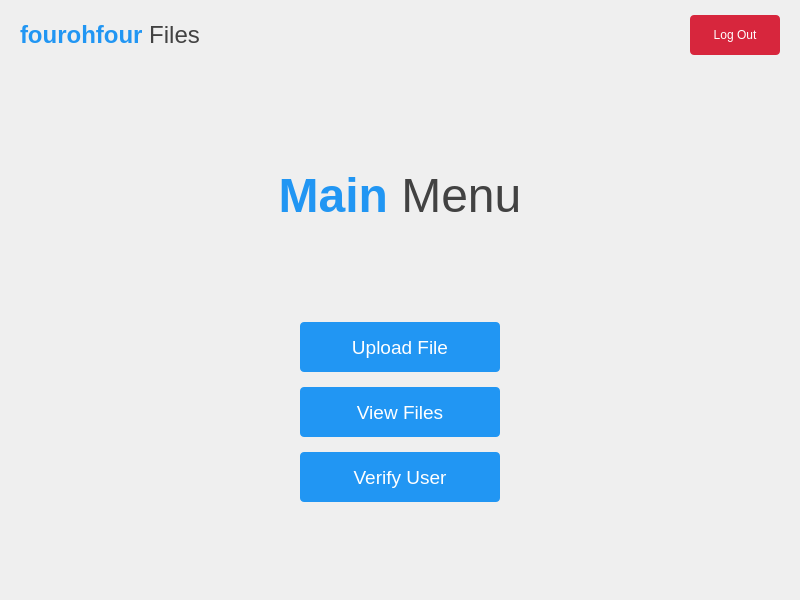
This is src/desktop-client/client-404/mainmenu.ui in ElliceNels/fourohfour as Qt 5 draws it before an edit. The edited form follows.
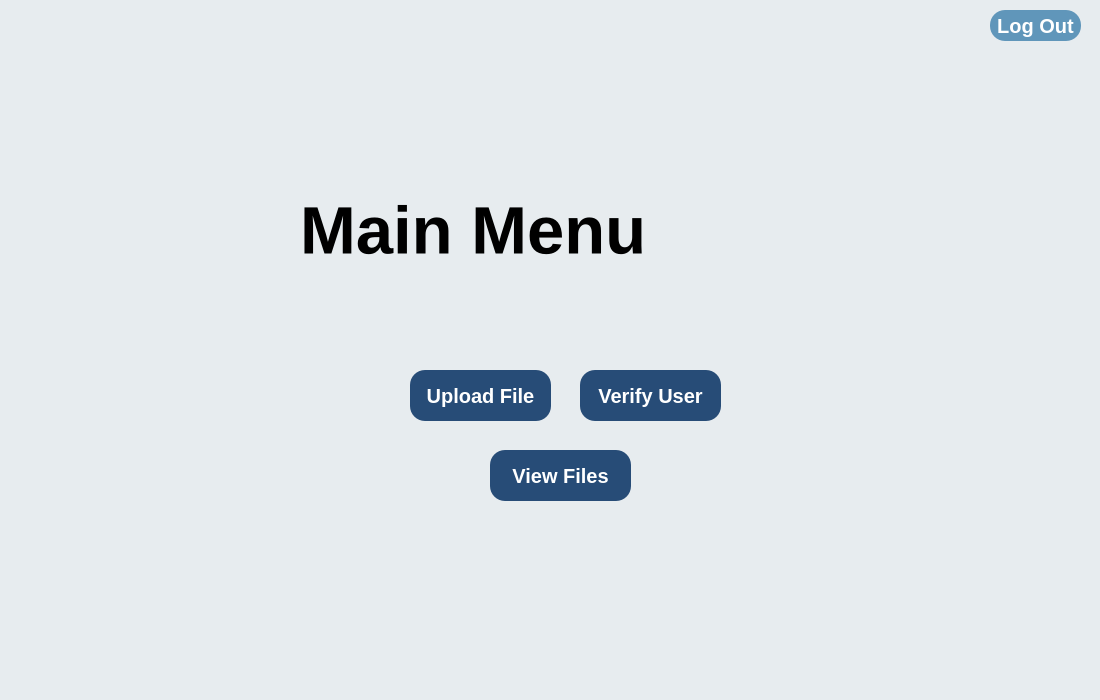
This is the edited form.

```diff
--- a/src/desktop-client/client-404/mainmenu.ui
+++ b/src/desktop-client/client-404/mainmenu.ui
@@ -6,283 +6,208 @@
    <rect>
     <x>0</x>
     <y>0</y>
-    <width>800</width>
-    <height>600</height>
+    <width>1100</width>
+    <height>700</height>
    </rect>
   </property>
+  <property name="minimumSize">
+   <size>
+    <width>1100</width>
+    <height>700</height>
+   </size>
+  </property>
+  <property name="maximumSize">
+   <size>
+    <width>1100</width>
+    <height>700</height>
+   </size>
+  </property>
   <property name="windowTitle">
    <string>fourohfour Files - Main Menu</string>
   </property>
-  <layout class="QVBoxLayout" name="mainVerticalLayout">
-   <property name="spacing">
-    <number>0</number>
+  <property name="styleSheet">
+   <string notr="true">background-color: rgb(231, 236, 239);</string>
+  </property>
+  <widget class="QLabel" name="titleLabel">
+   <property name="geometry">
+    <rect>
+     <x>300</x>
+     <y>180</y>
+     <width>511</width>
+     <height>101</height>
+    </rect>
    </property>
-   <property name="leftMargin">
-    <number>0</number>
+   <property name="font">
+    <font>
+     <pointsize>50</pointsize>
+     <bold>true</bold>
+    </font>
    </property>
-   <property name="topMargin">
-    <number>0</number>
+   <property name="styleSheet">
+    <string notr="true">color: rgb(0, 0, 0);</string>
    </property>
-   <property name="rightMargin">
-    <number>0</number>
+   <property name="text">
+    <string>Main Menu</string>
    </property>
-   <property name="bottomMargin">
-    <number>0</number>
+  </widget>
+  <widget class="QPushButton" name="uploadButton">
+   <property name="geometry">
+    <rect>
+     <x>410</x>
+     <y>370</y>
+     <width>141</width>
+     <height>51</height>
+    </rect>
    </property>
-   <item>
-    <widget class="QFrame" name="headingBarFrame">
-     <property name="minimumSize">
-      <size>
-       <width>0</width>
-       <height>70</height>
-      </size>
-     </property>
-     <property name="maximumSize">
-      <size>
-       <width>16777215</width>
-       <height>70</height>
-      </size>
-     </property>
-     <property name="frameShape">
-      <enum>QFrame::Shape::NoFrame</enum>
-     </property>
-     <layout class="QHBoxLayout" name="headingBarLayout">
-      <property name="spacing">
-       <number>15</number>
-      </property>
-      <property name="leftMargin">
-       <number>20</number>
-      </property>
-      <property name="topMargin">
-       <number>0</number>
-      </property>
-      <property name="rightMargin">
-       <number>20</number>
-      </property>
-      <property name="bottomMargin">
-       <number>0</number>
-      </property>
-      <item>
-       <widget class="QLabel" name="appLogoLabel">
-        <property name="text">
-         <string>&lt;html&gt;&lt;head/&gt;&lt;body&gt;&lt;p&gt;&lt;span style=&quot; font-size:18pt; font-weight:600; color:#2196F3;&quot;&gt;fourohfour&lt;/span&gt;&lt;span style=&quot; font-size:18pt; color:#424242;&quot;&gt; Files&lt;/span&gt;&lt;/p&gt;&lt;/body&gt;&lt;/html&gt;</string>
-        </property>
-       </widget>
-      </item>
-      <item>
-       <spacer name="headingBarSpacer">
-        <property name="orientation">
-         <enum>Qt::Orientation::Horizontal</enum>
-        </property>
-        <property name="sizeHint" stdset="0">
-         <size>
-          <width>40</width>
-          <height>20</height>
-         </size>
-        </property>
-       </spacer>
-      </item>
-      <item>
-       <widget class="QPushButton" name="logOutButton">
-        <property name="minimumSize">
-         <size>
-          <width>90</width>
-          <height>40</height>
-         </size>
-        </property>
-        <property name="styleSheet">
-         <string notr="true">QPushButton {
-    background-color: #d7263d;
-    color: white;
-    border: none;
-    border-radius: 4px;
-}
-QPushButton:hover {
-    background-color: #E53935;
-}
-QPushButton:pressed {
-    background-color: #C62828;
-}</string>
-        </property>
-        <property name="text">
-         <string>Log Out</string>
-        </property>
-       </widget>
-      </item>
-     </layout>
-    </widget>
-   </item>
-   <item>
-    <spacer name="topContentSpacer">
-     <property name="orientation">
-      <enum>Qt::Orientation::Vertical</enum>
-     </property>
-     <property name="sizeHint" stdset="0">
-      <size>
-       <width>20</width>
-       <height>40</height>
-      </size>
-     </property>
-    </spacer>
-   </item>
-   <item>
-    <widget class="QLabel" name="titleLabel">
-     <property name="text">
-      <string>&lt;html&gt;&lt;head/&gt;&lt;body&gt;&lt;p align=&quot;center&quot;&gt;&lt;span style=&quot; font-size:36pt; font-weight:600; color:#2196F3;&quot;&gt;Main &lt;/span&gt;&lt;span style=&quot; font-size:36pt; color:#424242;&quot;&gt;Menu&lt;/span&gt;&lt;/p&gt;&lt;/body&gt;&lt;/html&gt;</string>
-     </property>
-    </widget>
-   </item>
-   <item>
-    <spacer name="midContentSpacer">
-     <property name="orientation">
-      <enum>Qt::Orientation::Vertical</enum>
-     </property>
-     <property name="sizeHint" stdset="0">
-      <size>
-       <width>20</width>
-       <height>40</height>
-      </size>
-     </property>
-    </spacer>
-   </item>
-   <item>
-    <layout class="QHBoxLayout" name="buttonLayout">
-     <property name="spacing">
-      <number>20</number>
-     </property>
-     <item>
-      <spacer name="leftButtonSpacer">
-       <property name="orientation">
-        <enum>Qt::Orientation::Horizontal</enum>
-       </property>
-       <property name="sizeHint" stdset="0">
-        <size>
-         <width>40</width>
-         <height>20</height>
-        </size>
-       </property>
-      </spacer>
-     </item>
-     <item>
-      <layout class="QVBoxLayout" name="verticalLayout">
-       <property name="spacing">
-        <number>15</number>
-       </property>
-       <item>
-        <widget class="QPushButton" name="uploadButton">
-         <property name="minimumSize">
-          <size>
-           <width>200</width>
-           <height>50</height>
-          </size>
-         </property>
-         <property name="styleSheet">
-          <string notr="true">QPushButton {
-    background-color: #2196F3;
-    color: white;
-    border: none;
-    border-radius: 4px;
-    font-size: 14pt;
-}
-QPushButton:hover {
-    background-color: #1976D2;
-}
-QPushButton:pressed {
-    background-color: #1565C0;
-}</string>
-         </property>
-         <property name="text">
-          <string>Upload File</string>
-         </property>
-        </widget>
-       </item>
-       <item>
-        <widget class="QPushButton" name="viewFilesButton">
-         <property name="minimumSize">
-          <size>
-           <width>200</width>
-           <height>50</height>
-          </size>
-         </property>
-         <property name="styleSheet">
-          <string notr="true">QPushButton {
-    background-color: #2196F3;
-    color: white;
-    border: none;
-    border-radius: 4px;
-    font-size: 14pt;
-}
-QPushButton:hover {
-    background-color: #1976D2;
-}
-QPushButton:pressed {
-    background-color: #1565C0;
-}</string>
-         </property>
-         <property name="text">
-          <string>View Files</string>
-         </property>
-        </widget>
-       </item>
-       <item>
-        <widget class="QPushButton" name="verifyButton">
-         <property name="minimumSize">
-          <size>
-           <width>200</width>
-           <height>50</height>
-          </size>
-         </property>
-         <property name="styleSheet">
-          <string notr="true">QPushButton {
-    background-color: #2196F3;
-    color: white;
-    border: none;
-    border-radius: 4px;
-    font-size: 14pt;
-}
-QPushButton:hover {
-    background-color: #1976D2;
-}
-QPushButton:pressed {
-    background-color: #1565C0;
-}</string>
-         </property>
-         <property name="text">
-          <string>Verify User</string>
-         </property>
-        </widget>
-       </item>
-      </layout>
-     </item>
-     <item>
-      <spacer name="rightButtonSpacer">
-       <property name="orientation">
-        <enum>Qt::Orientation::Horizontal</enum>
-       </property>
-       <property name="sizeHint" stdset="0">
-        <size>
-         <width>40</width>
-         <height>20</height>
-        </size>
-       </property>
-      </spacer>
-     </item>
-    </layout>
-   </item>
-   <item>
-    <spacer name="bottomContentSpacer">
-     <property name="orientation">
-      <enum>Qt::Orientation::Vertical</enum>
-     </property>
-     <property name="sizeHint" stdset="0">
-      <size>
-       <width>20</width>
-       <height>40</height>
-      </size>
-     </property>
-    </spacer>
-   </item>
-  </layout>
+   <property name="font">
+    <font>
+     <pointsize>15</pointsize>
+     <bold>true</bold>
+    </font>
+   </property>
+   <property name="styleSheet">
+    <string notr="true">   QPushButton {
+        background-color: rgb(39, 76, 119);
+        border: 0px solid black;
+		  border-radius: 15px;
+        color: rgb(255, 255, 255);
+    }
+
+    QPushButton:hover {
+        background-color: rgb(30, 60, 100); 
+    }
+
+    QPushButton:pressed {
+        background-color: rgb(20, 45, 80); 
+    }
+
+</string>
+   </property>
+   <property name="text">
+    <string>Upload File</string>
+   </property>
+   <property name="flat">
+    <bool>true</bool>
+   </property>
+  </widget>
+  <widget class="QPushButton" name="verifyButton">
+   <property name="geometry">
+    <rect>
+     <x>580</x>
+     <y>370</y>
+     <width>141</width>
+     <height>51</height>
+    </rect>
+   </property>
+   <property name="font">
+    <font>
+     <pointsize>15</pointsize>
+     <bold>true</bold>
+    </font>
+   </property>
+   <property name="styleSheet">
+    <string notr="true">   QPushButton {
+        background-color: rgb(39, 76, 119);
+        border: 0px solid black;
+		  border-radius: 15px;
+        color: rgb(255, 255, 255);
+    }
+
+    QPushButton:hover {
+        background-color: rgb(30, 60, 100); 
+    }
+
+    QPushButton:pressed {
+        background-color: rgb(20, 45, 80); 
+    }
+
+</string>
+   </property>
+   <property name="text">
+    <string>Verify User</string>
+   </property>
+   <property name="flat">
+    <bool>true</bool>
+   </property>
+  </widget>
+  <widget class="QPushButton" name="logOutButton">
+   <property name="geometry">
+    <rect>
+     <x>990</x>
+     <y>10</y>
+     <width>91</width>
+     <height>31</height>
+    </rect>
+   </property>
+   <property name="font">
+    <font>
+     <pointsize>15</pointsize>
+     <bold>true</bold>
+    </font>
+   </property>
+   <property name="styleSheet">
+    <string notr="true"> QPushButton {
+        background-color: rgb(96, 150, 186);
+        border: 0px solid black;
+		  border-radius: 15px;
+        color: rgb(255, 255, 255);
+    }
+
+    QPushButton:hover {
+        background-color: #2980b9;
+    }
+
+    QPushButton:pressed {
+        background-color: #1c5980;
+    }</string>
+   </property>
+   <property name="text">
+    <string>Log Out</string>
+   </property>
+   <property name="flat">
+    <bool>true</bool>
+   </property>
+  </widget>
+  <widget class="QPushButton" name="viewFilesButton">
+   <property name="geometry">
+    <rect>
+     <x>490</x>
+     <y>450</y>
+     <width>141</width>
+     <height>51</height>
+    </rect>
+   </property>
+   <property name="font">
+    <font>
+     <pointsize>15</pointsize>
+     <bold>true</bold>
+    </font>
+   </property>
+   <property name="styleSheet">
+    <string notr="true">   QPushButton {
+        background-color: rgb(39, 76, 119);
+        border: 0px solid black;
+		  border-radius: 15px;
+        color: rgb(255, 255, 255);
+    }
+
+    QPushButton:hover {
+        background-color: rgb(30, 60, 100); 
+    }
+
+    QPushButton:pressed {
+        background-color: rgb(20, 45, 80); 
+    }
+
+</string>
+   </property>
+   <property name="text">
+    <string>View Files</string>
+   </property>
+   <property name="flat">
+    <bool>true</bool>
+   </property>
+  </widget>
  </widget>
  <resources/>
  <connections/>
```
Left out of the diff: 2 changed lines with no effect on the pictures.
